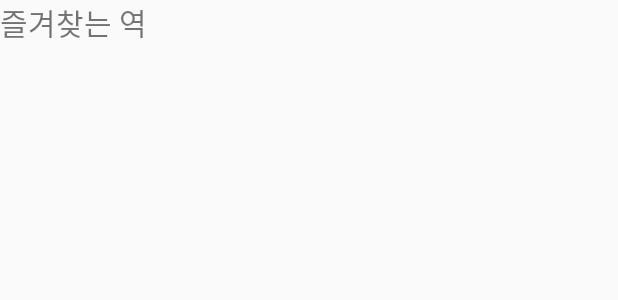
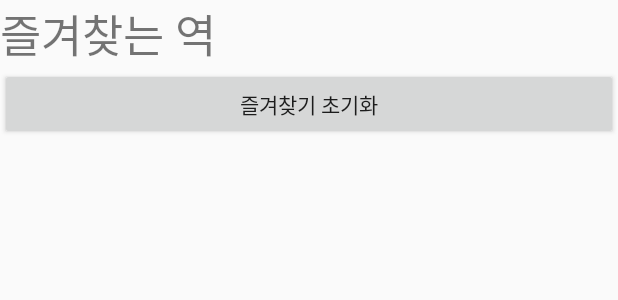
Before and after one commit to beom1995/QuickUnderRoute, an Android app: the layout favorites_layout.xml on its own in the app's theme, with its tools: preview values and no code run, on a phone screen of 412 x 824 dp. Shown: the top 300 px of the screen. Run offline under Robolectric (Android 15) with nearby library versions, the phone set to English and light mode, and no system bars.

Commit message:
즐겨찾기 추가기능 구현

```diff
--- a/app/src/main/res/layout/favorites_layout.xml
+++ b/app/src/main/res/layout/favorites_layout.xml
@@ -1,13 +1,26 @@
 <?xml version="1.0" encoding="utf-8"?>
 <LinearLayout xmlns:android="http://schemas.android.com/apk/res/android"
     android:layout_width="match_parent"
+    android:orientation="vertical"
     android:layout_height="match_parent"
     >
 
     <TextView
         android:layout_width="match_parent"
         android:layout_height="wrap_content"
+        android:id="@+id/textView1"
         android:text="즐겨찾는 역"
-        android:textSize="20dp"/>
+        android:textSize="30dp"/>
+
+    <Button
+        android:layout_width="match_parent"
+        android:layout_height="wrap_content"
+        android:text="즐겨찾기 초기화"
+        android:id="@+id/btnInit"/>
+
+    <ListView
+        android:layout_width="match_parent"
+        android:layout_height="wrap_content"
+        android:id="@+id/listview1"/>
 
 </LinearLayout>
```
Also changed, not shown: app/src/main/java/kr/ac/myungji/quickunderroute/List/ListViewAdapter.java (added, +65 -0 lines), app/src/main/java/kr/ac/myungji/quickunderroute/List/ListViewItem.java (added, +13 -0 lines), app/src/main/java/kr/ac/myungji/quickunderroute/activity/FavoritesActivity.java (+38 -0 lines), app/src/main/java/kr/ac/myungji/quickunderroute/activity/MainActivity.kt (+12 -2 lines), app/src/main/java/kr/ac/myungji/quickunderroute/activity/StationActivity.kt (+172 -34 lines), app/src/main/res/layout/listview_item.xml (added, +14 -0 lines).
